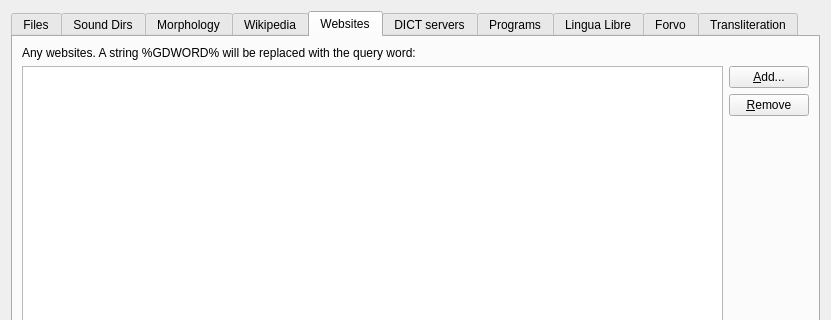
Qt form src/ui/edit_sources.ui (xiaoyifang/goldendict-ng) before a commit; both pictures show x 0 to 831 and y 0 to 320 of the 831 by 531 pixel window.
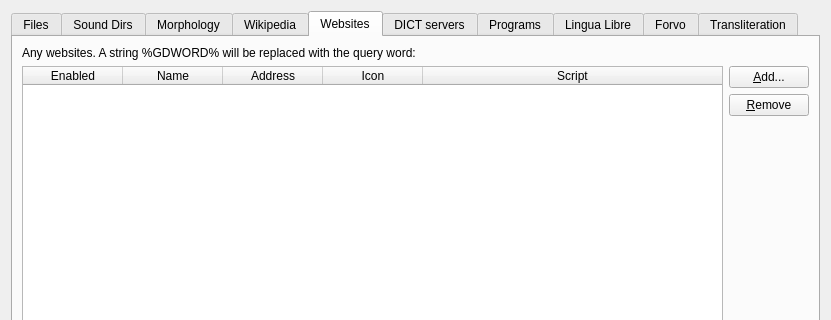
The same form after that commit. The open tabs and pages were chosen to show the change. Icons and pictures are not drawn.

Commit message: refactor(ui): Change webSites view from QTreeView to QTableWidget

```diff
--- a/src/ui/edit_sources.ui
+++ b/src/ui/edit_sources.ui
@@ -296,7 +296,45 @@
        <item>
         <layout class="QHBoxLayout" name="horizontalLayout_6">
          <item>
-          <widget class="QTreeView" name="webSites"/>
+          <widget class="QTableWidget" name="webSites">
+           <property name="editTriggers">
+            <set>QAbstractItemView::DoubleClicked|QAbstractItemView::EditKeyPressed</set>
+           </property>
+           <property name="selectionMode">
+            <enum>QAbstractItemView::ExtendedSelection</enum>
+           </property>
+           <property name="selectionBehavior">
+            <enum>QAbstractItemView::SelectRows</enum>
+           </property>
+           <attribute name="horizontalHeaderStretchLastSection">
+            <bool>true</bool>
+           </attribute>
+           <column>
+            <property name="text">
+             <string>Enabled</string>
+            </property>
+           </column>
+           <column>
+            <property name="text">
+             <string>Name</string>
+            </property>
+           </column>
+           <column>
+            <property name="text">
+             <string>Address</string>
+            </property>
+           </column>
+           <column>
+            <property name="text">
+             <string>Icon</string>
+            </property>
+           </column>
+           <column>
+            <property name="text">
+             <string>Script</string>
+            </property>
+           </column>
+          </widget>
          </item>
          <item>
           <layout class="QVBoxLayout" name="verticalLayout_10">
```
The commit also changes 2 other files.
